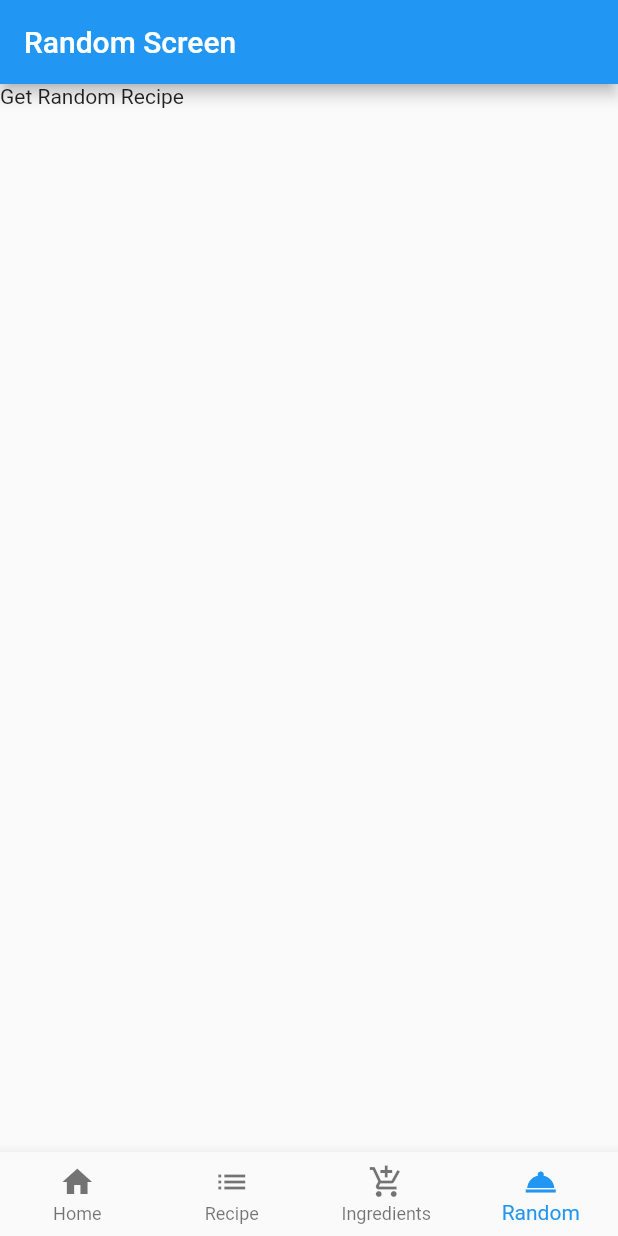
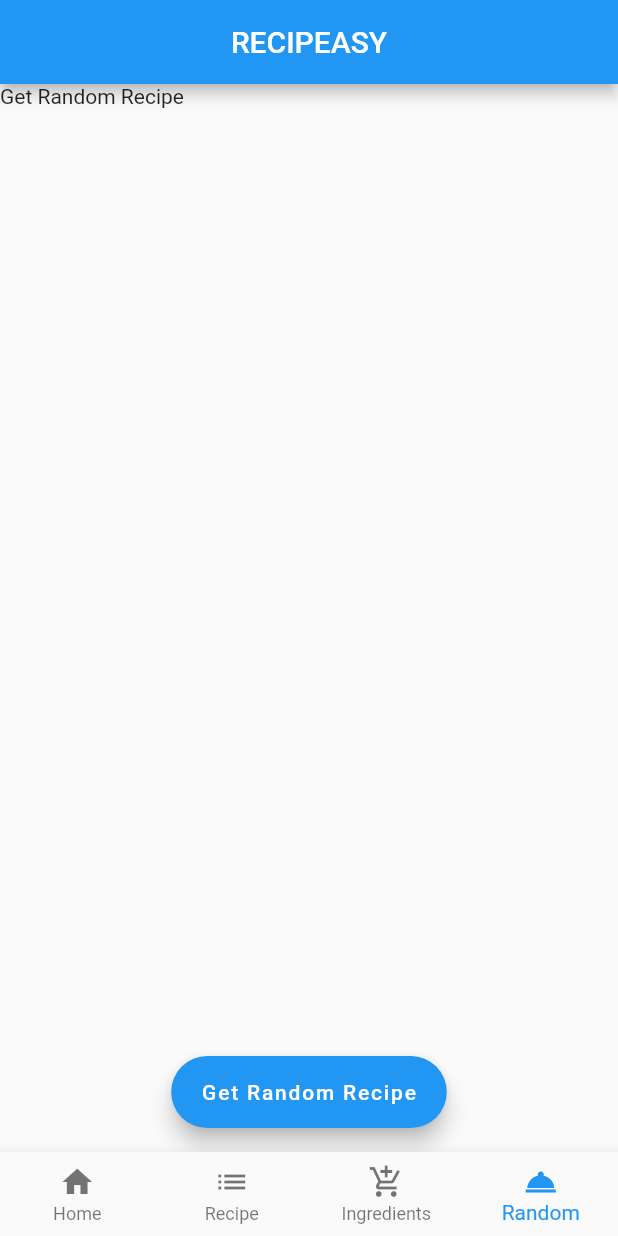
Before and after one commit to wai-calvin/recipeasy, a Flutter app: the screen it shows after launch, item 4 of the bottom bar chosen, on a phone screen of 412 x 824 dp. Run offline on Flutter 3.47's test engine with Material 2 defaults, Android fonts, the phone set to English and light mode, and no system bars.

Commit message:
able to get random recipe but the response json is getting cut off

```diff
--- /dev/null
+++ b/lib/model/recipe_model.dart
@@ -0,0 +1,15 @@
+class Recipe {
+  final String spoonacularSourceUrl;
+
+//  has Equipment, Ingredients, Steps, e.t.c
+
+  Recipe({this.spoonacularSourceUrl,});
+
+//The spoonacularSourceURL displays the meals recipe in our webview
+
+  factory Recipe.fromMap(Map<String, dynamic> map) {
+    return Recipe(
+      spoonacularSourceUrl: map['spoonacularSourceUrl'],
+    );
+  }
+}
--- a/lib/random.dart
+++ /dev/null
@@ -1,15 +0,0 @@
-import 'package:flutter/material.dart';
-
-class RandomPage extends StatelessWidget {
-  const RandomPage({Key key}) : super(key: key);
-
-  @override
-  Widget build(BuildContext context) {
-    return Scaffold(
-      appBar: AppBar(
-        title: Text("Random Screen"),
-      ),
-      body: Text("Get Random Recipe"),
-    );
-  }
-}
--- a/lib/home_page.dart
+++ b/lib/screens/home_page.dart
@@ -7,7 +7,8 @@ class HomePage extends StatelessWidget {
   Widget build(BuildContext context) {
     return Scaffold(
       appBar: AppBar(
-        title: Text("Home Screen"),
+        title: Text("RECIPEASY"),
+        centerTitle: true,
       ),
       body: Text("Home Page"),
     );
--- a/lib/ingredients.dart
+++ b/lib/screens/ingredients.dart
@@ -7,7 +7,8 @@ class IngredientsPage extends StatelessWidget {
   Widget build(BuildContext context) {
     return Scaffold(
       appBar: AppBar(
-        title: Text("Ingredients Screen"),
+        title: Text("RECIPEASY"),
+        centerTitle: true,
       ),
       body: Text("Search Recipe by Ingredients"),
     );
--- /dev/null
+++ b/lib/screens/random.dart
@@ -0,0 +1,26 @@
+import 'package:flutter/material.dart';
+import 'package:recipeasy/services/api_services.dart';
+
+class RandomPage extends StatelessWidget {
+  const RandomPage({Key key}) : super(key: key);
+
+  void _getRandomRecipe() async {
+    await ApiService.instance.randomRecipe();
+  }
+
+  @override
+  Widget build(BuildContext context) {
+    return Scaffold(
+      appBar: AppBar(
+        title: Text("RECIPEASY"),
+        centerTitle: true,
+      ),
+      body: Text("Get Random Recipe"),
+      floatingActionButton: FloatingActionButton.extended(
+        onPressed: _getRandomRecipe,
+        label: Text('Get Random Recipe'),
+      ),
+      floatingActionButtonLocation: FloatingActionButtonLocation.centerFloat,
+    );
+  }
+}
--- a/lib/recipe.dart
+++ b/lib/screens/recipe.dart
@@ -7,7 +7,8 @@ class RecipePage extends StatelessWidget {
   Widget build(BuildContext context) {
     return Scaffold(
       appBar: AppBar(
-        title: Text("Recipe Screen"),
+        title: Text("RECIPEASY"),
+        centerTitle: true,
       ),
       body: Text("Search Recipe"),
     );
--- /dev/null
+++ b/lib/services/api_services.dart
@@ -0,0 +1,46 @@
+import 'dart:convert';
+import 'dart:io';
+import 'package:http/http.dart' as http;
+import 'package:recipeasy/model/recipe_model.dart';
+
+
+class ApiService {
+  //The API service will be a singleton, therefore create a private constructor
+  //ApiService._instantiate(), and a static instance variable
+  ApiService._instantiate();
+  static final ApiService instance = ApiService._instantiate();
+
+
+  //Add base URL for the spoonacular API, endpoint and API Key as a constant
+  final String _baseURL = "api.spoonacular.com";
+  static const String API_KEY ="c65b8ed1479f48b6b8300c5413968e82";
+
+  Map<String, String> parameters = {
+    'apiKey': API_KEY,
+  };
+
+  void randomRecipe() async{
+    Uri uri = Uri.https(
+      _baseURL,
+      '/recipes/random',
+      parameters,
+    );
+
+    Map<String, String> headers = {
+      HttpHeaders.contentTypeHeader: 'application/json',
+    };
+
+    try {
+      //http.get to retrieve the response
+      print(uri);
+      var response = await http.get(uri,headers: headers);
+      //decode the body of the response into a map
+      Map<String,dynamic> recipe = json.decode(response.body);
+      print(recipe.runtimeType);
+      print(recipe);
+    } catch (err) {
+      //If our response has error, we throw an error message
+      throw err.toString();
+    }
+  }
+}
--- a/pubspec.yaml
+++ b/pubspec.yaml
@@ -19,6 +19,8 @@ environment:
 dependencies:
   flutter:
     sdk: flutter
+  http: ^0.12.0+2
+  webview_flutter: 0.3.18+1
 
   # The following adds the Cupertino Icons font to your application.
   # Use with the CupertinoIcons class for iOS style icons.
```
Also changed, not shown: lib/main.dart (+4 -4 lines), pubspec.lock, 3 other files.
